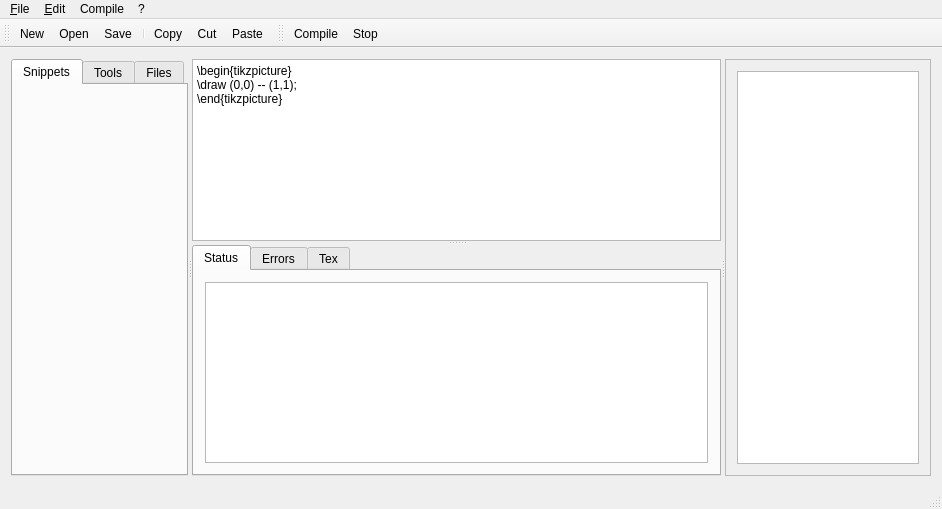
Above: TikzEdtQt/mainwindow.ui from kpym/tikzedt before the change. Below: the same form after it.
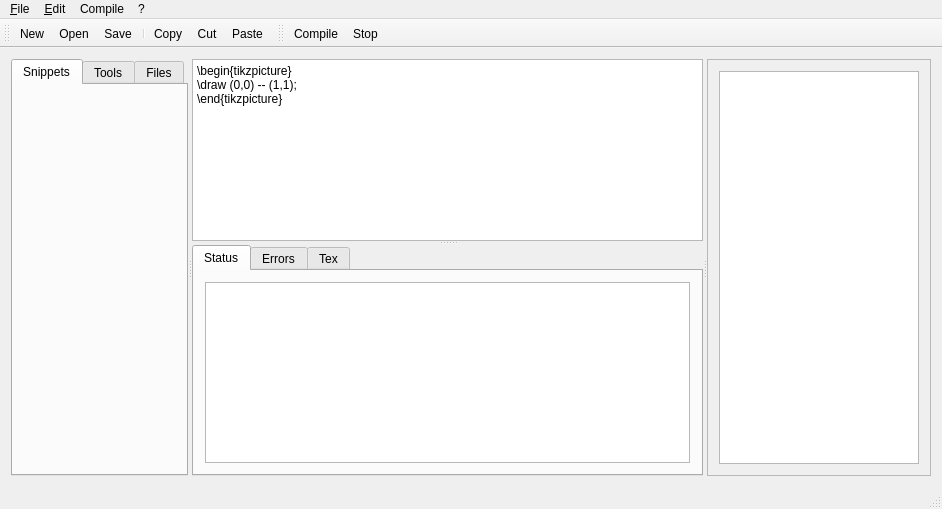
That is the form after the change. Icons and pictures are not drawn. Custom widgets are drawn as their Qt base class.

The edit to the form file:
```diff
--- a/TikzEdtQt/mainwindow.ui
+++ b/TikzEdtQt/mainwindow.ui
@@ -122,10 +122,10 @@
          <item>
           <widget class="QGraphicsView" name="imgView">
            <property name="verticalScrollBarPolicy">
-            <enum>Qt::ScrollBarAlwaysOff</enum>
+            <enum>Qt::ScrollBarAsNeeded</enum>
            </property>
            <property name="horizontalScrollBarPolicy">
-            <enum>Qt::ScrollBarAlwaysOff</enum>
+            <enum>Qt::ScrollBarAsNeeded</enum>
            </property>
            <property name="sizeAdjustPolicy">
             <enum>QAbstractScrollArea::AdjustToContents</enum>
```
